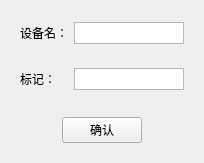
Above: textinput.ui from sophoman/PointTool before the change. Below: the same form after it.
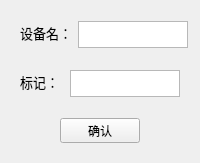
That is the form after the change. Custom widgets are drawn as their Qt base class.

Commit message: 修改输入框文字显示大小

What changed in the file:
```diff
--- a/textinput.ui
+++ b/textinput.ui
@@ -10,6 +10,24 @@
     <height>163</height>
    </rect>
   </property>
+  <property name="sizePolicy">
+   <sizepolicy hsizetype="Fixed" vsizetype="Fixed">
+    <horstretch>200</horstretch>
+    <verstretch>163</verstretch>
+   </sizepolicy>
+  </property>
+  <property name="minimumSize">
+   <size>
+    <width>200</width>
+    <height>163</height>
+   </size>
+  </property>
+  <property name="maximumSize">
+   <size>
+    <width>200</width>
+    <height>163</height>
+   </size>
+  </property>
   <property name="windowTitle">
    <string>Form</string>
   </property>
@@ -32,6 +50,11 @@
      <layout class="QHBoxLayout" name="horizontalLayout_2">
       <item>
        <widget class="QLabel" name="label">
+        <property name="font">
+         <font>
+          <pointsize>10</pointsize>
+         </font>
+        </property>
         <property name="text">
          <string>设备名：</string>
         </property>
@@ -48,7 +71,7 @@
         <property name="minimumSize">
          <size>
           <width>110</width>
-          <height>22</height>
+          <height>27</height>
          </size>
         </property>
         <property name="maximumSize">
@@ -59,7 +82,7 @@
         </property>
         <property name="font">
          <font>
-          <pointsize>7</pointsize>
+          <pointsize>10</pointsize>
          </font>
         </property>
         <property name="acceptRichText">
@@ -75,6 +98,11 @@
      <layout class="QHBoxLayout" name="horizontalLayout_3">
       <item>
        <widget class="QLabel" name="label_2">
+        <property name="font">
+         <font>
+          <pointsize>10</pointsize>
+         </font>
+        </property>
         <property name="text">
          <string>标记：</string>
         </property>
@@ -91,7 +119,7 @@
         <property name="minimumSize">
          <size>
           <width>110</width>
-          <height>22</height>
+          <height>27</height>
          </size>
         </property>
         <property name="maximumSize">
@@ -102,7 +130,7 @@
         </property>
         <property name="font">
          <font>
-          <pointsize>7</pointsize>
+          <pointsize>10</pointsize>
          </font>
         </property>
         <property name="acceptRichText">
```
The commit also changes 1 other file.
